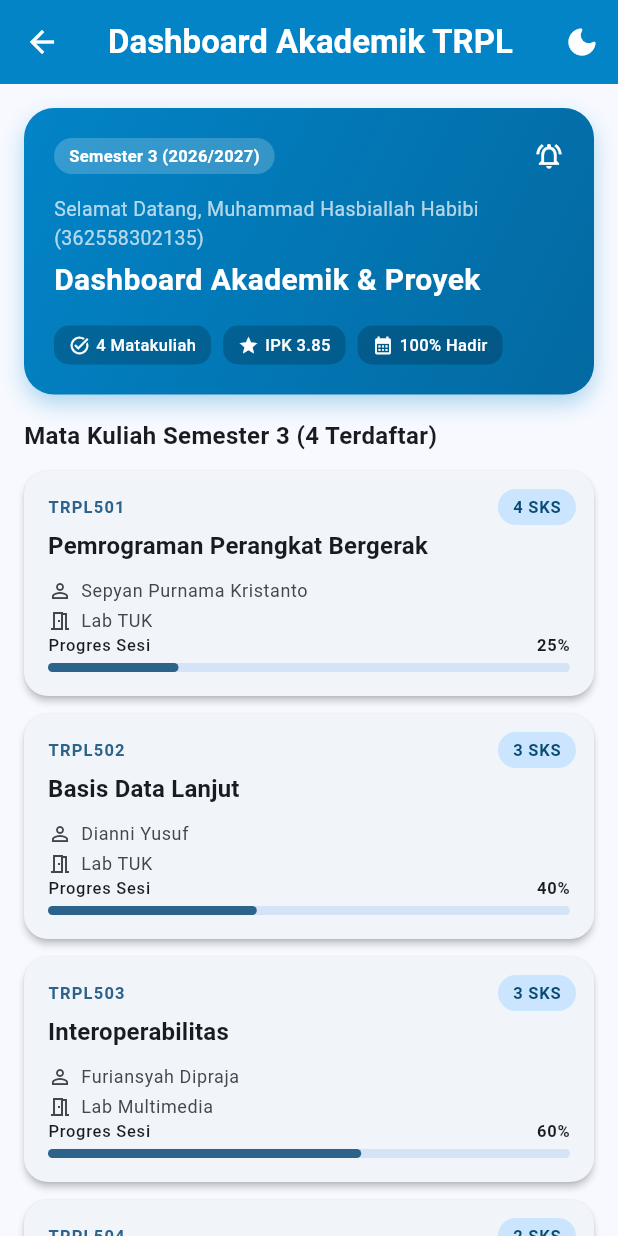
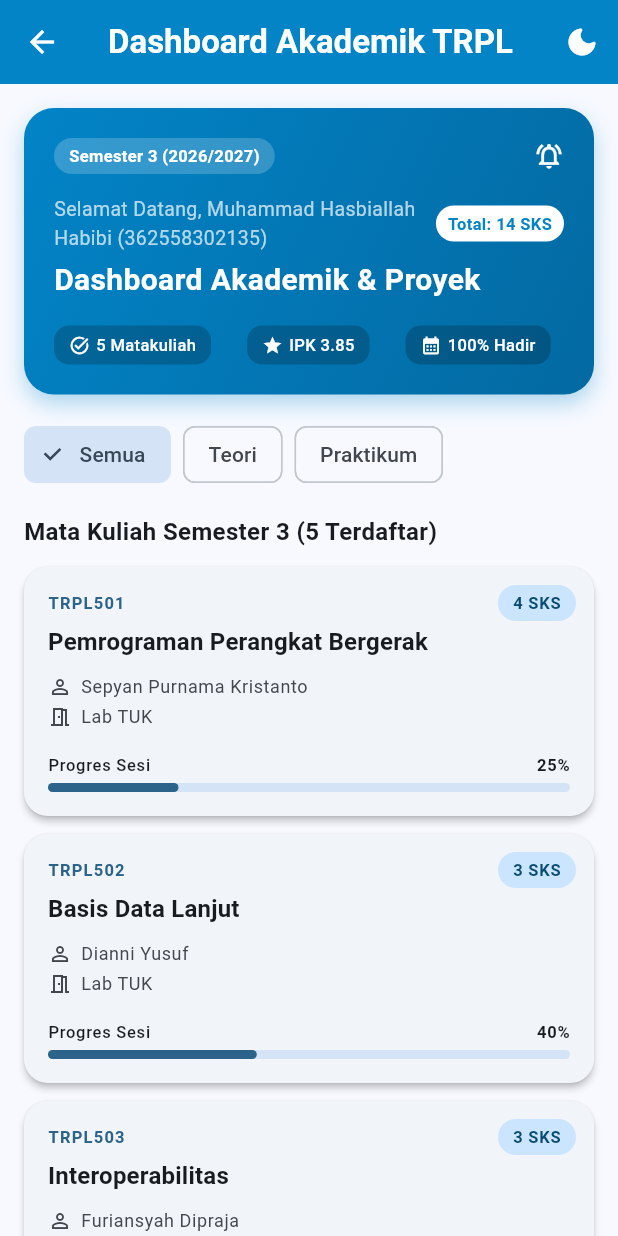
Before and after one commit to hasbihabibi/mobile-development, a Flutter app: the AcademicDashboardScreen screen opened directly, on a phone screen of 412 x 824 dp. Run offline on Flutter 3.47's test engine with Material 3 defaults, Android fonts, the phone set to English and light mode, and no system bars.

Commit message:
feat(w02): menyelesaikan tantangan 2 dan 3

```diff
--- a/02-week-2-declarative-ui-responsive-layout/lib/modul_02/academic_dashboard_screen.dart
+++ b/02-week-2-declarative-ui-responsive-layout/lib/modul_02/academic_dashboard_screen.dart
@@ -15,14 +15,50 @@ class _AcademicDashboardScreenState extends State<AcademicDashboardScreen> {
   final List<Course> _courses = Course.getSampleCourses();
   bool _isDarkMode = false;
 
+  //Tantangan 1: Variabel state untuk kategori
+  String _selectedCategory = 'Semua';
+
   void _toggleDarkMode() {
     setState(() {
       _isDarkMode = !_isDarkMode;
     });
   }
 
+  //Fungsi untuk memfilter mata kuliah
+  List<Course> get _filteredCourses {
+    if (_selectedCategory == 'Semua') {
+      return _courses;
+    }
+    return _courses
+        .where((course) => course.category == _selectedCategory)
+        .toList();
+  }
+
+  //Memisahkan widget filter
+  Widget _buildCategoryFilter() {
+    return Wrap(
+      spacing: 8.0,
+      children: ['Semua', 'Teori', 'Praktikum'].map((category) {
+        return ChoiceChip(
+          label: Text(category),
+          selected: _selectedCategory == category,
+          onSelected: (selected) {
+            if (selected) {
+              setState(() {
+                _selectedCategory = category;
+              });
+            }
+          },
+        );
+      }).toList(),
+    );
+  }
+
   @override
   Widget build(BuildContext context) {
+    //Ambil data mata kuliah yang sudah difilter
+    final currentCourses = _filteredCourses;
+
     return Theme(
       data: ThemeData(
         colorScheme: ColorScheme.fromSeed(
@@ -70,20 +106,28 @@ class _AcademicDashboardScreenState extends State<AcademicDashboardScreen> {
                     // Kolom kanan: grid 2 kolom daftar mata kuliah
                     Expanded(
                         flex: 3,
+                        child: Column(
+                            crossAxisAlignment: CrossAxisAlignment.start,
+                            children: [
+                              _buildCategoryFilter(),
+                              const SizedBox(height: 16),
+                              Expanded(
                                 child: GridView.builder(
                                   gridDelegate:
                                       const SliverGridDelegateWithFixedCrossAxisCount(
                                     crossAxisCount: 2,
                                     crossAxisSpacing: 16,
                                     mainAxisSpacing: 16,
-                          childAspectRatio: 1.4,
+                                    childAspectRatio: 0.75,
                                   ),
-                        itemCount: _courses.length,
+                                  itemCount: currentCourses.length,
                                   itemBuilder: (context, index) {
-                          return CourseCard(course: _courses[index]);
+                                    return CourseCard(
+                                        course: currentCourses[index]);
                                   },
                                 ),
-                    ),
+                              )
+                            ])),
                   ],
                 ),
               );
@@ -95,13 +139,15 @@ class _AcademicDashboardScreenState extends State<AcademicDashboardScreen> {
               children: [
                 const HeaderBanner(),
                 const SizedBox(height: 16),
+                _buildCategoryFilter(),
+                const SizedBox(height: 16),
                 Text(
-                  'Mata Kuliah Semester 3 (${_courses.length} Terdaftar)',
+                  'Mata Kuliah Semester 3 (${currentCourses.length} Terdaftar)',
                   style: const TextStyle(
                       fontSize: 16, fontWeight: FontWeight.bold),
                 ),
                 const SizedBox(height: 12),
-                ..._courses.map((course) => CourseCard(course: course)),
+                ...currentCourses.map((course) => CourseCard(course: course)),
               ],
             );
           },
--- a/02-week-2-declarative-ui-responsive-layout/lib/modul_02/models/course.dart
+++ b/02-week-2-declarative-ui-responsive-layout/lib/modul_02/models/course.dart
@@ -6,6 +6,7 @@ class Course {
   final int sks;
   final double progress; // progres silabus (0.0 - 1.0)
   final String room;
+  final String category; // Tambahan kategori mata kuliah
 
   const Course({
     required this.code,
@@ -14,6 +15,7 @@ class Course {
     required this.sks,
     required this.progress,
     this.room = 'Lab Komputer 3',
+    required this.category,
   });
 
   // Data dummy untuk bahan praktikum & testing
@@ -26,6 +28,7 @@ class Course {
         sks: 4,
         progress: 0.25,
         room: 'Lab TUK',
+        category: 'Praktikum',
       ),
       Course(
         code: 'TRPL502',
@@ -34,6 +37,7 @@ class Course {
         sks: 3,
         progress: 0.40,
         room: 'Lab TUK',
+        category: 'Praktikum',
       ),
       Course(
         code: 'TRPL503',
@@ -42,6 +46,7 @@ class Course {
         sks: 3,
         progress: 0.60,
         room: 'Lab Multimedia',
+        category: 'Praktikum',
       ),
       Course(
         code: 'TRPL504',
@@ -50,6 +55,16 @@ class Course {
         sks: 2,
         progress: 0.15,
         room: 'Lab Program 2',
+        category: 'Praktikum',
+      ),
+      Course(
+        code: 'TRPL505',
+        name: 'Statistika',
+        lecturer: 'Siska Aprilia Hardiyanti',
+        sks: 2,
+        progress: 0.15,
+        room: 'G2.01',
+        category: 'Teori',
       ),
     ];
   }
--- a/02-week-2-declarative-ui-responsive-layout/lib/modul_02/widgets/course_card.dart
+++ b/02-week-2-declarative-ui-responsive-layout/lib/modul_02/widgets/course_card.dart
@@ -14,7 +14,46 @@ class CourseCard extends StatelessWidget {
       elevation: 2,
       margin: const EdgeInsets.only(bottom: 12),
       shape: RoundedRectangleBorder(borderRadius: BorderRadius.circular(16)),
-      // Pakai Stack agar badge SKS bisa menimpa pojok kanan atas kartu
+      // Tantangan 2: Tambah InkWell agar ada efek klik
+      child: InkWell(
+        borderRadius: BorderRadius.circular(16),
+        onTap: () {
+          //Menampilkan Modal BottomSheet
+          showModalBottomSheet(
+            context: context,
+            shape: const RoundedRectangleBorder(
+              borderRadius: BorderRadius.vertical(top: Radius.circular(20)),
+            ),
+            builder: (context) {
+              return Padding(
+                padding: const EdgeInsets.all(24.0),
+                child: Column(
+                  mainAxisSize: MainAxisSize.min,
+                  crossAxisAlignment: CrossAxisAlignment.start,
+                  children: [
+                    Text('${course.code} - ${course.name}',
+                        style: theme.textTheme.titleLarge
+                            ?.copyWith(fontWeight: FontWeight.bold)),
+                    const SizedBox(height: 8),
+                    Text('Dosen: ${course.lecturer} | ${course.sks} SKS'),
+                    const Divider(height: 24),
+                    Text(
+                        'Progress Pembelajaran: ${(course.progress * 100).toInt()}%'),
+                    const SizedBox(height: 16),
+                    SizedBox(
+                      width: double.infinity,
+                      child: FilledButton(
+                        onPressed: () => Navigator.pop(context),
+                        child: const Text('Tutup Rincian'),
+                      ),
+                    ),
+                  ],
+                ),
+              );
+            },
+          );
+        },
+        //Pakai Stack agar badge SKS bisa di pojok kanan atas kartu
         child: Stack(
           children: [
             // Konten utama kartu
@@ -47,14 +86,16 @@ class CourseCard extends StatelessWidget {
                   // Info dosen pengampu
                   Row(
                     children: [
-                    Icon(Icons.person_outline, size: 16, color: theme.colorScheme.onSurfaceVariant),
+                      Icon(Icons.person_outline,
+                          size: 16, color: theme.colorScheme.onSurfaceVariant),
                       const SizedBox(width: 6),
                       Expanded(
                         child: Text(
                           course.lecturer,
                           maxLines: 1,
                           overflow: TextOverflow.ellipsis,
-                        style: theme.textTheme.bodySmall?.copyWith(color: theme.colorScheme.onSurfaceVariant),
+                          style: theme.textTheme.bodySmall?.copyWith(
+                              color: theme.colorScheme.onSurfaceVariant),
                         ),
                       ),
                     ],
@@ -64,15 +105,17 @@ class CourseCard extends StatelessWidget {
                   // Ruang kelas/lab
                   Row(
                     children: [
-                    Icon(Icons.meeting_room_outlined, size: 16, color: theme.colorScheme.onSurfaceVariant),
+                      Icon(Icons.meeting_room_outlined,
+                          size: 16, color: theme.colorScheme.onSurfaceVariant),
                       const SizedBox(width: 6),
                       Text(
                         course.room,
-                      style: theme.textTheme.bodySmall?.copyWith(color: theme.colorScheme.onSurfaceVariant),
+                        style: theme.textTheme.bodySmall?.copyWith(
+                            color: theme.colorScheme.onSurfaceVariant),
                       ),
                     ],
                   ),
-                const Spacer(),
+                  const SizedBox(height: 16),
 
                   // Progress bar silabus
                   Column(
@@ -81,10 +124,12 @@ class CourseCard extends StatelessWidget {
                       Row(
                         mainAxisAlignment: MainAxisAlignment.spaceBetween,
                         children: [
-                        Text('Progres Sesi', style: theme.textTheme.labelSmall),
+                          Text('Progres Sesi',
+                              style: theme.textTheme.labelSmall),
                           Text(
                             '${(course.progress * 100).toInt()}%',
-                          style: theme.textTheme.labelSmall?.copyWith(fontWeight: FontWeight.bold),
+                            style: theme.textTheme.labelSmall
+                                ?.copyWith(fontWeight: FontWeight.bold),
                           ),
                         ],
                       ),
@@ -105,7 +150,8 @@ class CourseCard extends StatelessWidget {
               top: 12,
               right: 12,
               child: Container(
-              padding: const EdgeInsets.symmetric(horizontal: 10, vertical: 4),
+                padding:
+                    const EdgeInsets.symmetric(horizontal: 10, vertical: 4),
                 decoration: BoxDecoration(
                   color: theme.colorScheme.primaryContainer,
                   borderRadius: BorderRadius.circular(12),
@@ -121,6 +167,7 @@ class CourseCard extends StatelessWidget {
             ),
           ],
         ),
+      ),
     );
   }
 }
--- a/02-week-2-declarative-ui-responsive-layout/lib/modul_02/widgets/header_banner.dart
+++ b/02-week-2-declarative-ui-responsive-layout/lib/modul_02/widgets/header_banner.dart
@@ -1,4 +1,5 @@
 import 'package:flutter/material.dart';
+import '../models/course.dart';
 
 // Banner header profil mahasiswa di bagian atas dashboard
 class HeaderBanner extends StatelessWidget {
@@ -13,6 +14,10 @@ class HeaderBanner extends StatelessWidget {
 
   @override
   Widget build(BuildContext context) {
+    //Tantangan 3: Hitung total SKS
+    final dummyCourses = Course.getSampleCourses();
+    final totalSks = dummyCourses.fold(0, (sum, c) => sum + c.sks);
+
     return Container(
       width: double.infinity,
       padding: const EdgeInsets.all(20),
@@ -57,10 +62,34 @@ class HeaderBanner extends StatelessWidget {
             ],
           ),
           const SizedBox(height: 14),
-          Text(
-            'Selamat Datang, $studentName ($nim)',
-            style: const TextStyle(color: Colors.white70, fontSize: 13),
+
+          //Tantangan 3: Badge SKS di sebelah nama
+          Row(
+            children: [
+              Expanded(
+                child: Text(
+                  'Selamat Datang, $studentName ($nim)',
+                  style: const TextStyle(color: Colors.white70, fontSize: 13),
+                ),
+              ),
+              Container(
+                padding: const EdgeInsets.symmetric(horizontal: 8, vertical: 4),
+                decoration: BoxDecoration(
+                  color: Colors.white,
+                  borderRadius: BorderRadius.circular(12),
+                ),
+                child: Text(
+                  'Total: $totalSks SKS',
+                  style: const TextStyle(
+                    color: Color(0xFF0284C7),
+                    fontSize: 11,
+                    fontWeight: FontWeight.bold,
+                  ),
+                ),
+              ),
+            ],
           ),
+
           const SizedBox(height: 4),
           const Text(
             'Dashboard Akademik & Proyek',
@@ -69,15 +98,46 @@ class HeaderBanner extends StatelessWidget {
           ),
           const SizedBox(height: 16),
           // Ringkasan status akademik
-          const Row(
+          const Wrap(
+            spacing: 8.0,
+            runSpacing: 8.0,
             children: [
-              _StatPill(icon: Icons.task_alt, label: '4 Matakuliah'),
+              _StatPill(icon: Icons.task_alt, label: '5 Matakuliah'),
               SizedBox(width: 8),
               _StatPill(icon: Icons.grade, label: 'IPK 3.85'),
               SizedBox(width: 8),
               _StatPill(icon: Icons.calendar_month, label: '100% Hadir'),
             ],
           ),
+
+          //Tantangan 3: Logika Peringatan jika SKS > 24
+          if (totalSks > 24) ...[
+            const SizedBox(height: 12),
+            Container(
+                padding: const EdgeInsets.all(12),
+                decoration: BoxDecoration(
+                  color: Colors.red.shade100,
+                  borderRadius: BorderRadius.circular(8),
+                  border: Border.all(color: Colors.red.shade300),
+                ),
+                child: Row(
+                  children: [
+                    Icon(Icons.warning_amber_rounded,
+                        color: Colors.red.shade700, size: 20),
+                    const SizedBox(width: 8),
+                    Expanded(
+                      child: Text(
+                        'Peringatan: Total SKS melebihi batas normal (24 SKS).',
+                        style: TextStyle(
+                          color: Colors.red.shade900,
+                          fontSize: 12,
+                          fontWeight: FontWeight.w600,
+                        ),
+                      ),
+                    )
+                  ],
+                ))
+          ]
         ],
       ),
     );
```
Also changed, not shown: 1 other file. Lines whose indentation alone changed are shown as unchanged.
